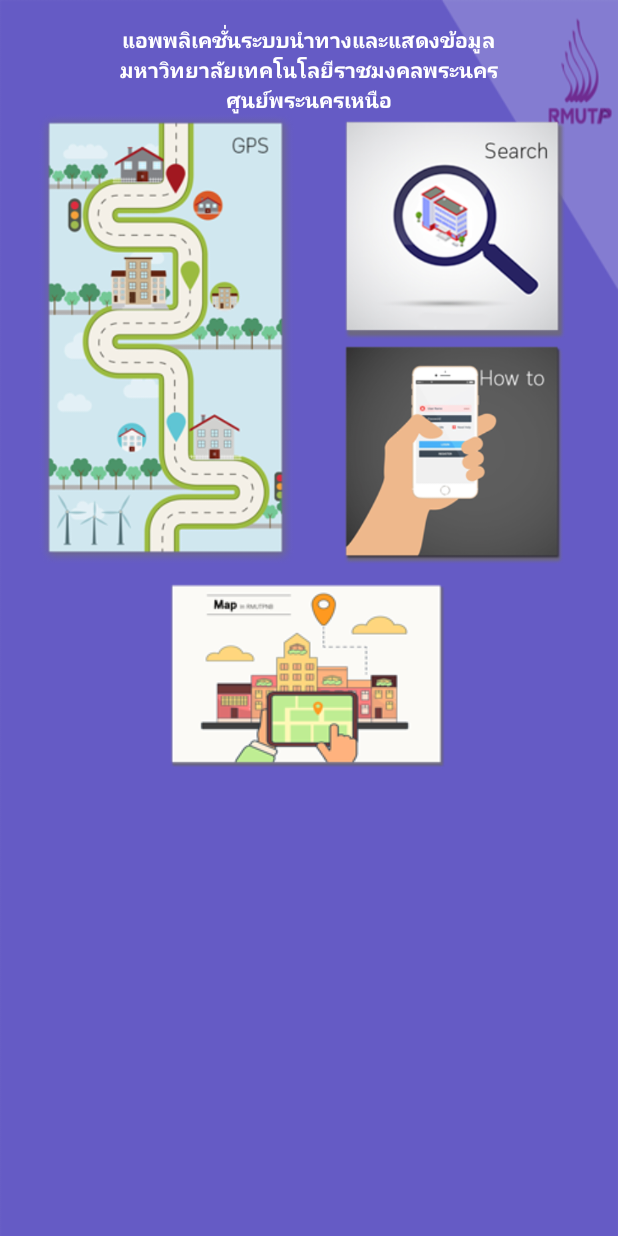
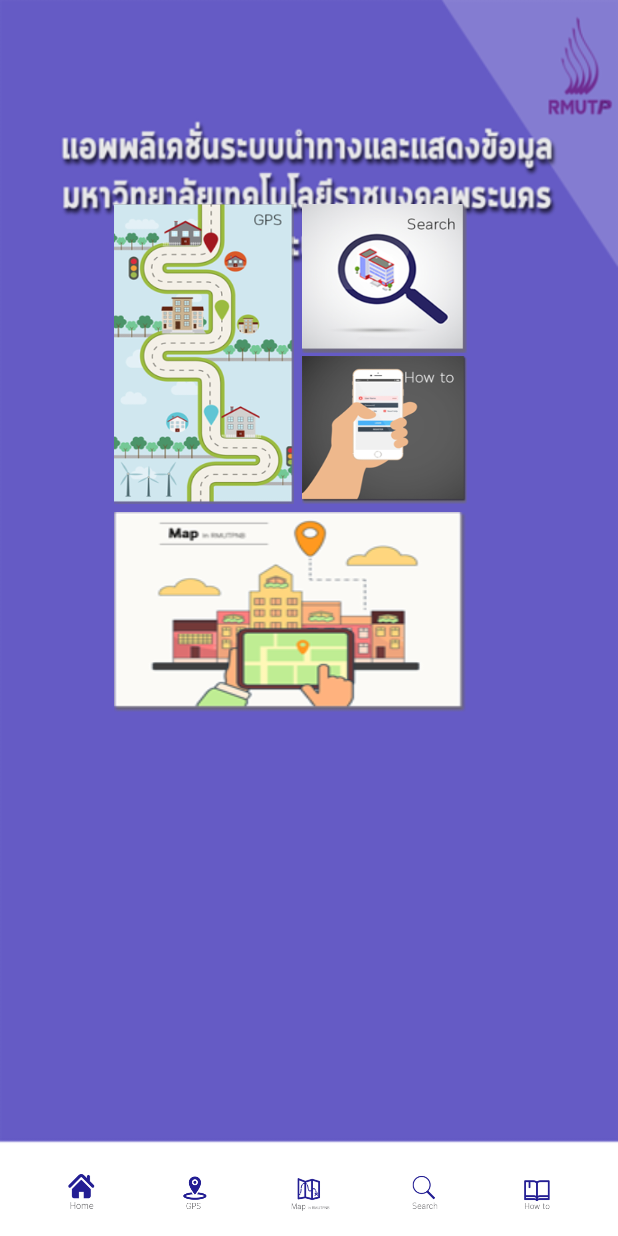
Before and after one commit to peeyanuch/RMUTPWhere, an Android app: the screen it shows after launch (MainActivity), on a phone screen of 412 x 824 dp. Run offline under Robolectric (Android 15) with nearby library versions, the phone set to English and light mode, and no system bars.

Commit message:
new modify main,map ok 9feb60

```diff
--- a/app/src/main/java/rmutp/rungtip/peeyanuch/rmutpwhere/MainActivity.java
+++ b/app/src/main/java/rmutp/rungtip/peeyanuch/rmutpwhere/MainActivity.java
@@ -6,10 +6,12 @@ import android.os.Bundle;
 import android.view.View;
 import android.widget.ImageView;
 
+import static rmutp.rungtip.peeyanuch.rmutpwhere.R.drawable.bar2;
+
 public class MainActivity extends AppCompatActivity implements View.OnClickListener {
 
     //Explicit
-    private ImageView hub0ImageView, hub1ImageView, hub2ImageView, hub3ImageView;
+    private ImageView hub0ImageView, hub1ImageView, hub2ImageView, hub3ImageView, bar1ImageView, bar2ImageView, bar3ImageView, bar4ImageView, bar5ImageView;
 
 
 
@@ -22,13 +24,23 @@ public class MainActivity extends AppCompatActivity implements View.OnClickListe
         hub0ImageView = (ImageView) findViewById(R.id.imageView3);
         hub1ImageView = (ImageView) findViewById(R.id.imageView5);
         hub2ImageView = (ImageView) findViewById(R.id.imageView6);
-        hub3ImageView = (ImageView) findViewById(R.id.imageView7);
+        hub3ImageView = (ImageView) findViewById(R.id.imageView18);
+        bar1ImageView = (ImageView) findViewById(R.id.imageView20);
+        bar2ImageView = (ImageView) findViewById(R.id.imageView21);
+        bar3ImageView = (ImageView) findViewById(R.id.imageView22);
+        bar4ImageView = (ImageView) findViewById(R.id.imageView23);
+        bar5ImageView = (ImageView) findViewById(R.id.imageView24);
 
         //Image Controller
         hub0ImageView.setOnClickListener(MainActivity.this);
         hub1ImageView.setOnClickListener(MainActivity.this);
         hub2ImageView.setOnClickListener(MainActivity.this);
         hub3ImageView.setOnClickListener(MainActivity.this);
+        bar1ImageView.setOnClickListener(MainActivity.this);
+        bar2ImageView.setOnClickListener(MainActivity.this);
+        bar3ImageView.setOnClickListener(MainActivity.this);
+        bar4ImageView.setOnClickListener(MainActivity.this);
+        bar5ImageView.setOnClickListener(MainActivity.this);
 
 
     }   //Main Method
@@ -46,8 +58,24 @@ public class MainActivity extends AppCompatActivity implements View.OnClickListe
             case R.id.imageView6:
                 startActivity(new Intent(MainActivity.this, Tutorial.class));
                 break;
-            case R.id.imageView7:
+            case R.id.imageView18:
                 startActivity(new Intent(MainActivity.this, Plan.class));
+                break;
+
+            case R.id.imageView20:
+                startActivity(new Intent(MainActivity.this, MainActivity.class));
+                break;
+            case R.id.imageView21:
+                startActivity(new Intent(MainActivity.this, MapsActivity.class));
+                break;
+            case R.id.imageView22:
+                startActivity(new Intent(MainActivity.this, Plan.class));
+                break;
+            case R.id.imageView23:
+                startActivity(new Intent(MainActivity.this, Search.class));
+                break;
+            case R.id.imageView24:
+                startActivity(new Intent(MainActivity.this, Tutorial.class));
                 break;
 
         } //Switch
--- a/app/src/main/res/layout/activity_main.xml
+++ b/app/src/main/res/layout/activity_main.xml
@@ -10,45 +10,19 @@
     android:paddingRight="@dimen/activity_horizontal_margin"
     android:paddingTop="@dimen/activity_vertical_margin"
     tools:context="rmutp.rungtip.peeyanuch.rmutpwhere.MainActivity"
-    android:background="@drawable/bg0">
-
-    <TextView
-        android:text="@string/mainTitle1"
-        android:layout_width="wrap_content"
-        android:layout_height="wrap_content"
-        android:id="@+id/textView2"
-        android:textSize="14sp"
-        android:textStyle="normal|bold"
-        android:layout_centerHorizontal="true"
-        android:textColor="@android:color/white" />
-
-    <TextView
-        android:text="@string/mainTitle2"
-        android:layout_width="wrap_content"
-        android:layout_height="wrap_content"
-        android:id="@+id/textView3"
-        android:textSize="14sp"
-        android:textStyle="normal|bold"
-        android:layout_centerHorizontal="true"
-        android:layout_below="@+id/textView2"
-        android:textColor="@android:color/white" />
-
-    <TextView
-        android:text="@string/mainTitle3"
-        android:layout_width="wrap_content"
-        android:layout_height="wrap_content"
-        android:id="@+id/textView4"
-        android:textSize="14sp"
-        android:textStyle="normal|bold"
-        android:layout_centerHorizontal="true"
-        android:layout_below="@+id/textView3"
-        android:textColor="@android:color/white" />
+    android:background="@drawable/bg1"
+    android:layout_weight="1">
 
     <LinearLayout
         android:orientation="vertical"
         android:layout_width="wrap_content"
         android:layout_height="wrap_content"
-        android:layout_below="@+id/textView4">
+        android:layout_marginTop="120dp"
+        android:layout_below="@+id/linearLayout5"
+        android:layout_alignLeft="@+id/imageView12"
+        android:layout_alignStart="@+id/imageView12"
+        android:layout_marginLeft="60dp"
+        android:layout_marginRight="50dp">
 
         <LinearLayout
             android:orientation="horizontal"
@@ -56,36 +30,102 @@
             android:layout_height="wrap_content">
 
             <ImageView
-                android:layout_width="match_parent"
-                app:srcCompat="@drawable/h0"
                 android:id="@+id/imageView3"
+                android:background="@drawable/h0"
+                android:layout_height="200dp"
+                android:layout_width="120dp"
                 android:layout_weight="1"
-                android:layout_height="300dp" />
+                android:layout_marginRight="5dp" />
 
             <LinearLayout
                 android:orientation="vertical"
                 android:layout_width="match_parent"
-                android:layout_height="match_parent"
-                android:layout_weight="1">
+                android:layout_height="match_parent">
 
                 <ImageView
-                    android:layout_width="match_parent"
-                    android:layout_height="150dp"
-                    app:srcCompat="@drawable/h1"
-                    android:id="@+id/imageView5" />
+                    android:id="@+id/imageView5"
+                    android:background="@drawable/h1"
+                    android:baselineAlignBottom="false"
+                    android:clickable="false"
+                    android:layout_height="100dp"
+                    android:layout_width="110dp"
+                    android:layout_weight="1" />
 
                 <ImageView
-                    android:layout_width="match_parent"
-                    android:layout_height="150dp"
-                    app:srcCompat="@drawable/h2"
-                    android:id="@+id/imageView6" />
+                    android:id="@+id/imageView6"
+                    android:background="@drawable/h2"
+                    android:baselineAlignBottom="false"
+                    android:clickable="false"
+                    android:layout_height="100dp"
+                    android:layout_width="110dp"
+                    android:layout_weight="1"
+                    android:layout_marginTop="2dp" />
+
             </LinearLayout>
         </LinearLayout>
 
+        <LinearLayout
+            android:orientation="vertical"
+            android:layout_width="match_parent"
+            android:layout_height="match_parent">
+
+            <ImageView
+                android:layout_width="match_parent"
+                android:layout_height="match_parent"
+                android:id="@+id/imageView18"
+                android:background="@drawable/h3"
+                android:layout_marginBottom="60dp"
+                android:baselineAlignBottom="false"
+                android:clickable="false"
+                android:layout_weight="1"
+                android:layout_marginTop="5dp" />
+
+        </LinearLayout>
+
+    </LinearLayout>
+
+    <LinearLayout
+        android:orientation="horizontal"
+        android:layout_width="wrap_content"
+        android:layout_height="wrap_content"
+        android:layout_alignParentBottom="true"
+        android:layout_alignParentLeft="true"
+        android:layout_alignParentStart="true">
+
         <ImageView
-            android:layout_width="match_parent"
-            android:layout_height="match_parent"
-            app:srcCompat="@drawable/h3"
-            android:id="@+id/imageView7" />
+            android:layout_width="100dp"
+            app:srcCompat="@drawable/bar1"
+            android:id="@+id/imageView20"
+            android:layout_weight="1"
+            android:layout_height="27dp" />
+
+        <ImageView
+            android:layout_width="wrap_content"
+            app:srcCompat="@drawable/bar2"
+            android:id="@+id/imageView21"
+            android:layout_weight="1"
+            android:layout_height="27dp" />
+
+        <ImageView
+            android:layout_width="wrap_content"
+            app:srcCompat="@drawable/bar3"
+            android:id="@+id/imageView22"
+            android:layout_weight="1"
+            android:layout_height="27dp" />
+
+        <ImageView
+            android:layout_width="wrap_content"
+            app:srcCompat="@drawable/bar4"
+            android:id="@+id/imageView23"
+            android:layout_weight="1"
+            android:layout_height="27dp" />
+
+        <ImageView
+            android:layout_width="wrap_content"
+            app:srcCompat="@drawable/bar5"
+            android:id="@+id/imageView24"
+            android:layout_weight="1"
+            android:layout_height="27dp" />
+
     </LinearLayout>
 </RelativeLayout>
--- a/app/src/main/res/layout/activity_search.xml
+++ b/app/src/main/res/layout/activity_search.xml
@@ -7,13 +7,6 @@
     android:layout_height="match_parent"
     tools:context="rmutp.rungtip.peeyanuch.rmutpwhere.Search"
     android:background="@drawable/bg0">
-
-    <Button
-        android:text="Search"
-        android:layout_width="match_parent"
-        android:layout_height="wrap_content"
-        android:id="@+id/button"
-        android:layout_alignParentBottom="true" />
 
     <LinearLayout
         android:orientation="vertical"
@@ -41,17 +34,22 @@
                 android:id="@+id/imageView2" />
 
             <EditText
-                android:layout_width="wrap_content"
+                android:layout_width="166dp"
                 android:layout_height="wrap_content"
                 android:inputType="textPersonName"
                 android:ems="10"
                 android:id="@+id/editText"
-                android:layout_weight="1"
                 android:hint="Rom Number"
                 android:textSize="24sp"
                 android:padding="5dp"
                 android:background="@android:color/background_light"
                 android:layout_gravity="center_vertical" />
+
+            <Button
+                android:text="Button"
+                android:layout_width="wrap_content"
+                android:layout_height="wrap_content"
+                android:id="@+id/button2" />
         </LinearLayout>
     </LinearLayout>
 </RelativeLayout>
```
Also changed, not shown: app/src/main/res/drawable/bar1.png (added), app/src/main/res/drawable/bar2.png (added), app/src/main/res/drawable/bar3.png (added), app/src/main/res/drawable/bar4.png (added), app/src/main/res/drawable/bar5.png (added), app/src/main/res/drawable/bg0.png, app/src/main/res/drawable/bg1.png (added), app/src/main/res/drawable/h0.png, app/src/main/res/drawable/h1.png, app/src/main/res/drawable/h2.png, app/src/main/res/drawable/h3.png, app/src/main/res/drawable/text0.png (deleted).
